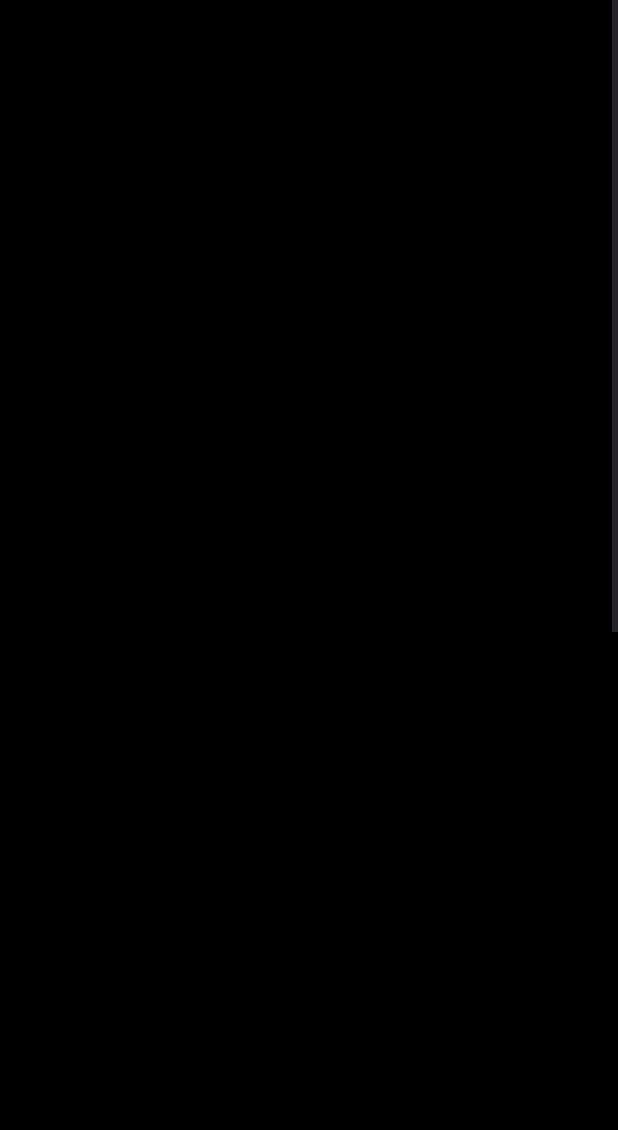
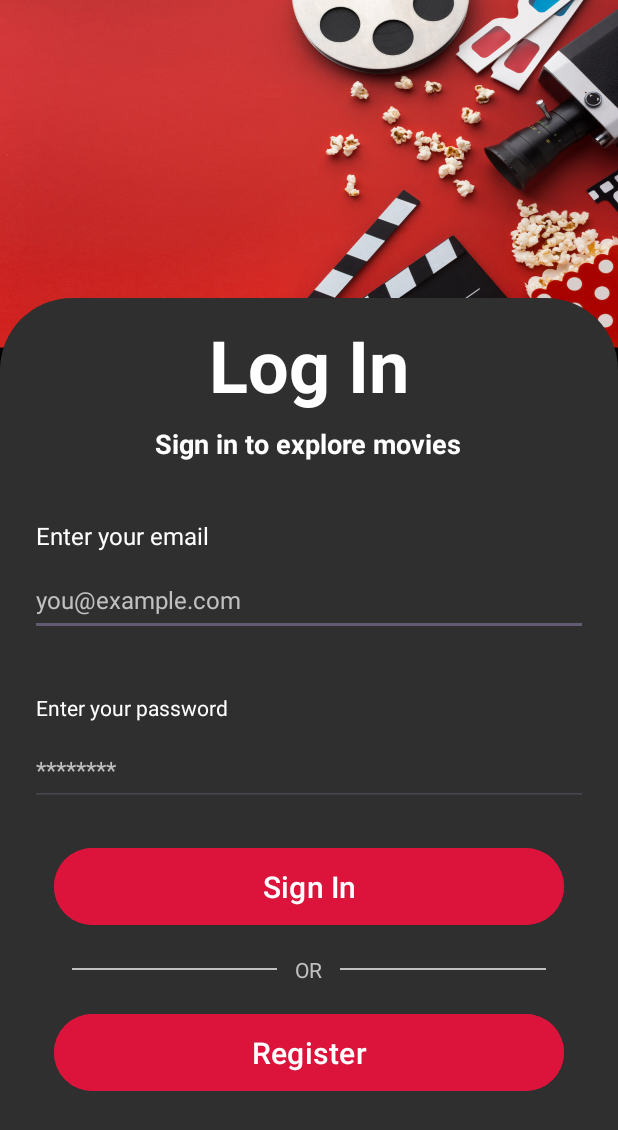
Before and after one commit to Mys7erio/MovieMate, an Android app: the layout activity_login.xml on its own in the app's theme, with its tools: preview values and no code run, on a phone screen of 412 x 824 dp. Shown: the top 1130 px of the screen. Run offline under Robolectric (Android 15) with nearby library versions, the phone set to English and light mode, and no system bars; network calls fail.

Commit message:
Fixed login screen UI

```diff
--- a/app/src/main/res/layout/activity_login.xml
+++ b/app/src/main/res/layout/activity_login.xml
@@ -1,14 +1,9 @@
 <?xml version="1.0" encoding="utf-8"?>
-
-<ScrollView xmlns:android="http://schemas.android.com/apk/res/android"
+<androidx.constraintlayout.widget.ConstraintLayout xmlns:android="http://schemas.android.com/apk/res/android"
     xmlns:app="http://schemas.android.com/apk/res-auto"
     xmlns:tools="http://schemas.android.com/tools"
     android:layout_width="match_parent"
-    android:layout_height="match_parent">
-
-    <LinearLayout
-        android:layout_width="match_parent"
-        android:layout_height="wrap_content"
+    android:layout_height="match_parent"
     android:layout_gravity="center_vertical"
     android:background="@color/black"
     tools:context=".LoginActivity">
@@ -17,7 +12,11 @@
         android:id="@+id/relativeLayout"
         android:layout_width="match_parent"
         android:layout_height="wrap_content"
-            android:background="@drawable/login_background">
+        android:background="@drawable/login_background"
+        app:layout_constraintBottom_toBottomOf="parent"
+        app:layout_constraintEnd_toEndOf="parent"
+        app:layout_constraintStart_toStartOf="parent"
+        app:layout_constraintTop_toTopOf="parent">
 
         <LinearLayout
             android:layout_width="match_parent"
@@ -143,6 +142,7 @@
                 android:textSize="20sp" />
 
         </LinearLayout>
+
     </RelativeLayout>
-    </LinearLayout>
-</ScrollView>
+
+</androidx.constraintlayout.widget.ConstraintLayout>
```
Lines whose indentation alone changed are shown as unchanged.
